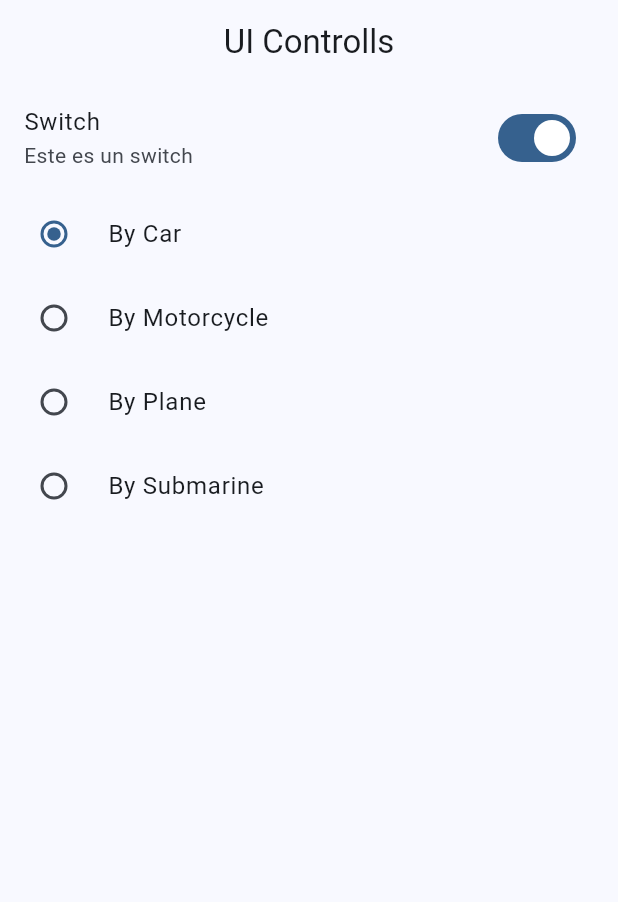
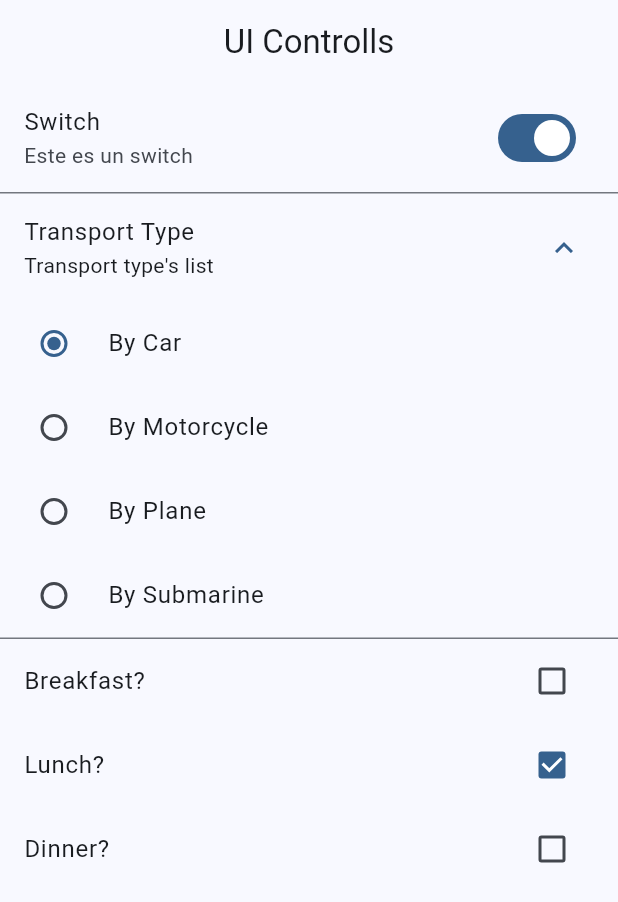
Before and after one commit to thePanaMiguel09/flutter, a Flutter app: the UiControllScreen screen opened by its route, on a phone screen of 412 x 824 dp. Shown: the top 902 px of the screen. Run offline on Flutter 3.47's test engine with Material 3 defaults, Android fonts, the phone set to English and light mode, and no system bars; our stand-ins replace animate_do, dio, go_router, video_player.

Commit message:
ExpansionListTitle and CheckBoxListTitle widgets

```diff
--- a/widgetsapp/lib/presentation/screens/ui_controlls/ui_controlls_screen.dart
+++ b/widgetsapp/lib/presentation/screens/ui_controlls/ui_controlls_screen.dart
@@ -24,6 +24,11 @@ enum Transportation { Car, Plane, Motorcycle, Submarine }
 class _UIControllsState extends State<_UIControlls> {
   bool isDeveloper = true;
   Transportation selectedTrasnportationOption = Transportation.Car;
+
+  bool wantBreakfast = false;
+  bool wantLunch = true;
+  bool wantDinner = false;
+
   @override
   Widget build(BuildContext context) {
     return ListView(
@@ -37,6 +42,11 @@ class _UIControllsState extends State<_UIControlls> {
             isDeveloper = !isDeveloper;
           }),
         ),
+        ExpansionTile(
+          title: Text('Transport Type'),
+          subtitle: Text("Transport type's list"),
+          initiallyExpanded: true,
+          children: [
             RadioListTile(
               title: const Text('By Car'),
               value: Transportation.Car,
@@ -70,6 +80,29 @@ class _UIControllsState extends State<_UIControlls> {
               }),
             ),
           ],
+        ),
+        CheckboxListTile(
+          title: Text('Breakfast?'),
+          value: wantBreakfast,
+          onChanged: (value) => setState(() {
+            wantBreakfast = !wantBreakfast;
+          }),
+        ),
+        CheckboxListTile(
+          title: Text('Lunch?'),
+          value: wantLunch,
+          onChanged: (value) => setState(() {
+            wantLunch = !wantLunch;
+          }),
+        ),
+        CheckboxListTile(
+          title: Text('Dinner?'),
+          value: wantDinner,
+          onChanged: (value) => setState(() {
+            wantDinner = !wantDinner;
+          }),
+        ),
+      ],
     );
   }
 }
```
Lines whose indentation alone changed are shown as unchanged.
